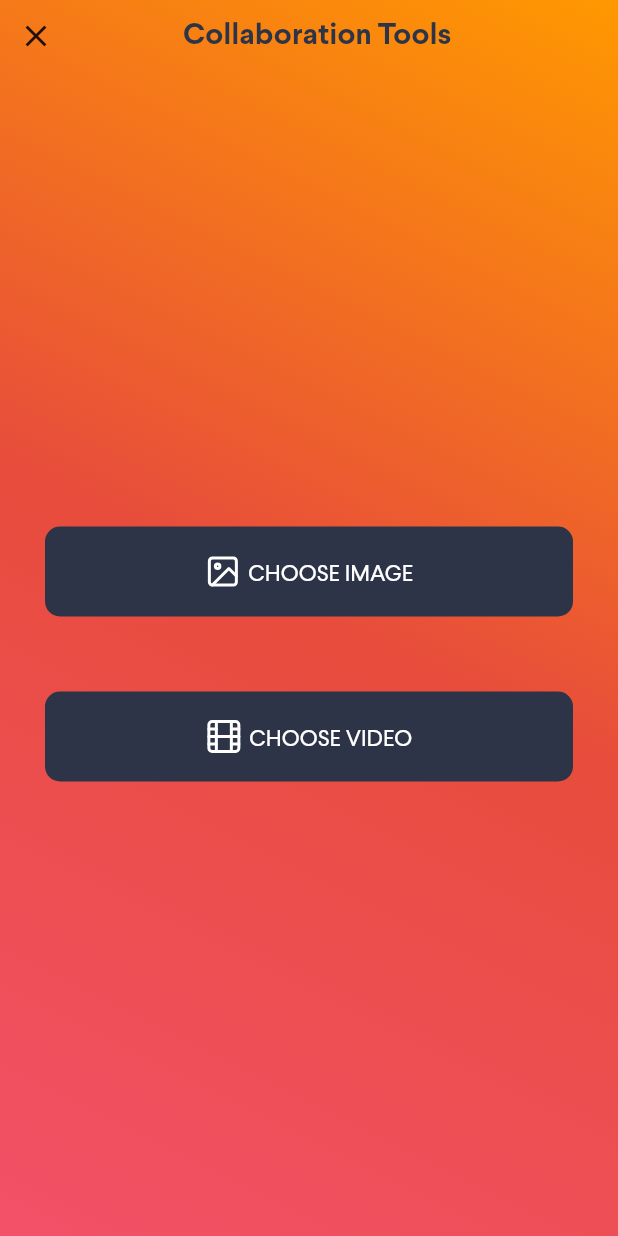
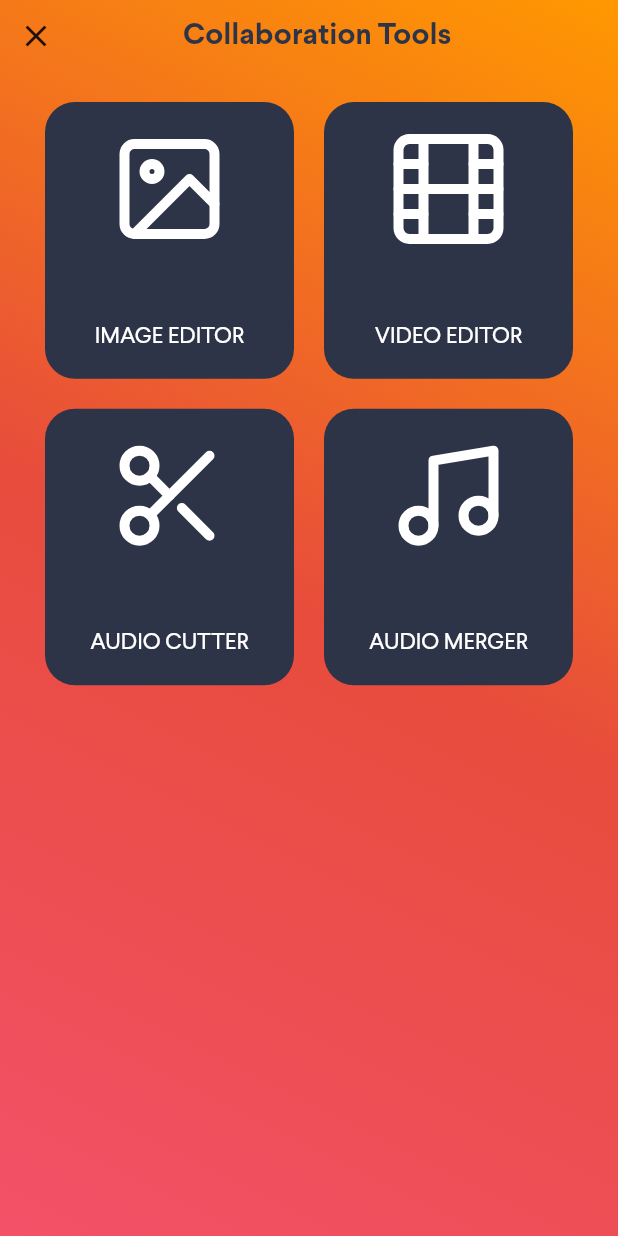
Before and after one commit to faiqkhan480/MUesdMe, a Flutter app: the EditorSheet widget shown alone on an empty page, opened directly, on a phone screen of 412 x 824 dp. Run offline on Flutter 3.47's test engine with Material 2 defaults, Android fonts, the phone set to English and light mode, and no system bars; our stand-ins replace audio_video_progress_bar, awesome_notifications, badges, better_player, country_picker, emoji_picker_flutter and 19 more; missing offline and left inert: agora_rtc_engine, agora_rtm, audio_session, flutter_audio_cutter, flutter_file_saver, flutter_stripe and 6 more; accounts and stored records are empty; project files that could hold a hidden picture were left out.

Commit message:
re_design editor sheet...

```diff
--- a/lib/components/editor_sheet.dart
+++ b/lib/components/editor_sheet.dart
@@ -54,88 +54,155 @@ class _EditorSheetState extends State<EditorSheet> {
             ],
           ),
           Flexible(
-            child: Padding(
-              padding: const EdgeInsets.symmetric(horizontal: 30),
-              child: Column(
-                mainAxisAlignment: MainAxisAlignment.center,
-                children: [
-                  TextButton(
-                    onPressed: _handleImage,
+            child: GridView.builder(
+              padding: const EdgeInsets.symmetric(horizontal: 30, vertical: 20),
+              gridDelegate: const SliverGridDelegateWithFixedCrossAxisCount(
+                crossAxisCount: 2,
+                crossAxisSpacing: 20,
+                mainAxisSpacing: 20,
+                childAspectRatio: .9
+              ),
+              itemCount: 4,
+              physics: NeverScrollableScrollPhysics(),
+              itemBuilder: (context, index) => TextButton(
+                onPressed: () => _handleClick(index),
                 style: TextButton.styleFrom(
                     backgroundColor: AppColors.secondaryColor,
                     foregroundColor: Colors.white,
                     shape: RoundedRectangleBorder(
-                            borderRadius: BorderRadius.circular(10)
+                        borderRadius: BorderRadius.circular(20)
                     ),
                     padding: const EdgeInsets.symmetric(horizontal: 15, vertical: 18),
                     textStyle: const TextStyle(fontSize: 15, fontFamily: Constants.fontFamily)
                 ),
-                    child: Row(
-                      crossAxisAlignment: CrossAxisAlignment.end,
-                      mainAxisAlignment: MainAxisAlignment.center,
+                child: Column(
+                  crossAxisAlignment: CrossAxisAlignment.center,
+                  mainAxisAlignment: MainAxisAlignment.spaceBetween,
                   children: [
-                        const Icon(Feather.image, color: Colors.white),
+                    Icon(
+                        index == 1 ?
+                        Feather.film :
+                        index == 2 ?
+                        Feather.scissors :
+                        index == 3 ?
+                        Feather.music :
+                        Feather.image,
+                        size: 80,
+                        color: Colors.white),
                     // SvgPicture.asset(Assets.iconsDelete),
-                        const SizedBox(width: 5,),
-                        Text("Choose Image".toUpperCase()),
-                      ],
+                    // const SizedBox(height: 5,),
+                    Text(
+                        (index == 1 ?
+                        "Video Editor" :
+                        index == 2 ?
+                        "Audio cutter" :
+                        index == 3 ?
+                        "Audio merger" :
+                        "Image editor").toUpperCase()
                     ),
-                  ),
-                  const SizedBox(height: 50,),
-                  TextButton(
-                    onPressed: _handleVideo,
-                    style: TextButton.styleFrom(
-                        backgroundColor: AppColors.secondaryColor,
-                        foregroundColor: Colors.white,
-                        shape: RoundedRectangleBorder(
-                            borderRadius: BorderRadius.circular(10)
-                        ),
-                        padding: const EdgeInsets.symmetric(horizontal: 15, vertical: 18),
-                        textStyle: const TextStyle(fontSize: 15, fontFamily: Constants.fontFamily)
-                    ),
-                    child: Row(
-                      crossAxisAlignment: CrossAxisAlignment.end,
-                      mainAxisAlignment: MainAxisAlignment.center,
-                      children: [
-                        const Icon(Feather.film, color: Colors.white),
-                        // SvgPicture.asset(Assets.iconsDelete),
-                        const SizedBox(width: 5,),
-                        Text("Choose Video".toUpperCase()),
-                      ],
-                    ),
-                  ),
-                  if(kDebugMode) ...[
-                    const SizedBox(height: 50,),
-                    TextButton(
-                      onPressed: _handleAudio,
-                      style: TextButton.styleFrom(
-                          backgroundColor: AppColors.secondaryColor,
-                          foregroundColor: Colors.white,
-                          shape: RoundedRectangleBorder(
-                              borderRadius: BorderRadius.circular(10)
-                          ),
-                          padding: const EdgeInsets.symmetric(horizontal: 15, vertical: 18),
-                          textStyle: const TextStyle(fontSize: 15, fontFamily: Constants.fontFamily)
-                      ),
-                      child: Row(
-                        crossAxisAlignment: CrossAxisAlignment.end,
-                        mainAxisAlignment: MainAxisAlignment.center,
-                        children: [
-                          const Icon(Feather.music, color: Colors.white),
-                          // SvgPicture.asset(Assets.iconsDelete),
-                          const SizedBox(width: 5,),
-                          Text("Choose Audio".toUpperCase()),
-                        ],
-                      ),
-                    ),
-                  ],
                   ],
                 ),
               ),
             ),
+            // child: Padding(
+            //   padding: const EdgeInsets.symmetric(horizontal: 30),
+            //   child: Column(
+            //     mainAxisAlignment: MainAxisAlignment.center,
+            //     children: [
+            //       TextButton(
+            //         onPressed: _handleImage,
+            //         style: TextButton.styleFrom(
+            //             backgroundColor: AppColors.secondaryColor,
+            //             foregroundColor: Colors.white,
+            //             shape: RoundedRectangleBorder(
+            //                 borderRadius: BorderRadius.circular(10)
+            //             ),
+            //             padding: const EdgeInsets.symmetric(horizontal: 15, vertical: 18),
+            //             textStyle: const TextStyle(fontSize: 15, fontFamily: Constants.fontFamily)
+            //         ),
+            //         child: Row(
+            //           crossAxisAlignment: CrossAxisAlignment.end,
+            //           mainAxisAlignment: MainAxisAlignment.center,
+            //           children: [
+            //             const Icon(Feather.image, color: Colors.white),
+            //             // SvgPicture.asset(Assets.iconsDelete),
+            //             const SizedBox(width: 5,),
+            //             Text("Choose Image".toUpperCase()),
+            //           ],
+            //         ),
+            //       ),
+            //       const SizedBox(height: 50,),
+            //       TextButton(
+            //         onPressed: _handleVideo,
+            //         style: TextButton.styleFrom(
+            //             backgroundColor: AppColors.secondaryColor,
+            //             foregroundColor: Colors.white,
+            //             shape: RoundedRectangleBorder(
+            //                 borderRadius: BorderRadius.circular(10)
+            //             ),
+            //             padding: const EdgeInsets.symmetric(horizontal: 15, vertical: 18),
+            //             textStyle: const TextStyle(fontSize: 15, fontFamily: Constants.fontFamily)
+            //         ),
+            //         child: Row(
+            //           crossAxisAlignment: CrossAxisAlignment.end,
+            //           mainAxisAlignment: MainAxisAlignment.center,
+            //           children: [
+            //             const Icon(Feather.film, color: Colors.white),
+            //             // SvgPicture.asset(Assets.iconsDelete),
+            //             const SizedBox(width: 5,),
+            //             Text("Choose Video".toUpperCase()),
+            //           ],
+            //         ),
+            //       ),
+            //       if(kDebugMode) ...[
+            //         const SizedBox(height: 50,),
+            //         TextButton(
+            //           onPressed: _handleAudio,
+            //           style: TextButton.styleFrom(
+            //               backgroundColor: AppColors.secondaryColor,
+            //               foregroundColor: Colors.white,
+            //               shape: RoundedRectangleBorder(
+            //                   borderRadius: BorderRadius.circular(10)
+            //               ),
+            //               padding: const EdgeInsets.symmetric(horizontal: 15, vertical: 18),
+            //               textStyle: const TextStyle(fontSize: 15, fontFamily: Constants.fontFamily)
+            //           ),
+            //           child: Row(
+            //             crossAxisAlignment: CrossAxisAlignment.end,
+            //             mainAxisAlignment: MainAxisAlignment.center,
+            //             children: [
+            //               const Icon(Feather.music, color: Colors.white),
+            //               // SvgPicture.asset(Assets.iconsDelete),
+            //               const SizedBox(width: 5,),
+            //               Text("Choose Audio".toUpperCase()),
+            //             ],
+            //           ),
+            //         ),
+            //       ],
+            //     ],
+            //   ),
+            // ),
+          ),
         ],
       ),
     );
+  }
+
+  _handleClick(int index) {
+    switch (index) {
+      case 0:
+        _handleImage();
+        break;
+      case 1:
+        _handleVideo();
+        break;
+      case 2:
+        _handleAudioCutter();
+        break;
+      case 3:
+      // do something else
+        break;
+    }
   }
 
 
@@ -160,13 +227,14 @@ class _EditorSheetState extends State<EditorSheet> {
     }
   }
 
-  _handleAudio() async {
-    // FilePickerResult? audio = await FilePicker.platform.pickFiles(allowMultiple: false, type: FileType.audio);
+  _handleAudioCutter() async {
+    FilePickerResult? audio = await FilePicker.platform.pickFiles(allowMultiple: false, type: FileType.audio);
     //
-    // if(audio != null) {
+    if(audio != null) {
+      Get.to(AudioEditor(audio: audio.files.single.path!));
       //   Get.to(AudioMixingScreen(audio: audio.files.single.path ?? "",));
-    // }
+    }
 
-    Get.to(const AudioEditor());
+
   }
 }
```
Also changed, not shown: lib/screens/audio_editor.dart (+22 -9 lines). Lines whose indentation alone changed are shown as unchanged.
